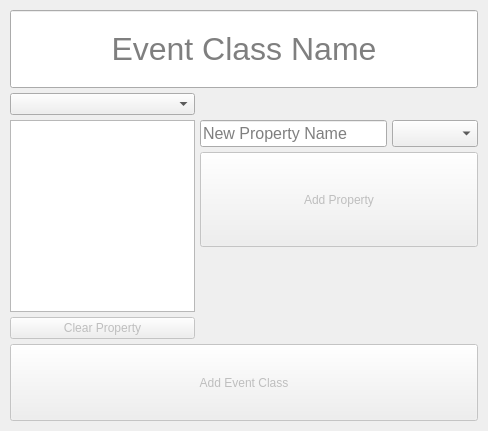
Leckatall/PyJournal, file new_event_class.ui: the form before one commit.
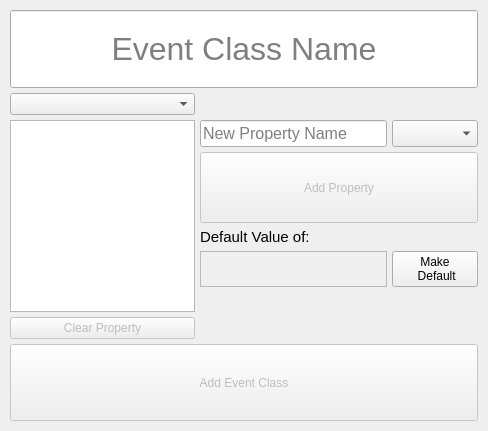
The form after the commit.

Commit message: Added support for default event properties.

Patch:
```diff
--- a/new_event_class.ui
+++ b/new_event_class.ui
@@ -131,7 +131,7 @@
     </widget>
    </item>
    <item row="2" column="1">
-    <layout class="QGridLayout" name="gridLayout_2" rowstretch="2,0,0" columnstretch="2,0">
+    <layout class="QGridLayout" name="gridLayout_2" rowstretch="2,0,0,0" columnstretch="2,0">
      <property name="leftMargin">
       <number>0</number>
      </property>
@@ -147,19 +147,45 @@
      <property name="spacing">
       <number>5</number>
      </property>
-     <item row="0" column="1">
-      <widget class="QComboBox" name="PropertyDataType">
+     <item row="0" column="0">
+      <widget class="QLineEdit" name="PropertyName">
        <property name="sizePolicy">
-        <sizepolicy hsizetype="Preferred" vsizetype="Minimum">
+        <sizepolicy hsizetype="Expanding" vsizetype="Maximum">
          <horstretch>0</horstretch>
          <verstretch>0</verstretch>
         </sizepolicy>
        </property>
+       <property name="font">
+        <font>
+         <pointsize>12</pointsize>
+        </font>
+       </property>
        <property name="placeholderText">
-        <string>Data Type</string>
+        <string>New Property Name</string>
        </property>
       </widget>
      </item>
+     <item row="3" column="0">
+      <widget class="QFrame" name="PropertyDefaultWidgetFrame">
+       <property name="sizePolicy">
+        <sizepolicy hsizetype="Preferred" vsizetype="MinimumExpanding">
+         <horstretch>0</horstretch>
+         <verstretch>0</verstretch>
+        </sizepolicy>
+       </property>
+       <property name="frameShape">
+        <enum>QFrame::Shape::StyledPanel</enum>
+       </property>
+       <property name="frameShadow">
+        <enum>QFrame::Shadow::Raised</enum>
+       </property>
+       <layout class="QVBoxLayout" name="verticalLayout">
+        <item>
+         <widget class="QWidget" name="widget" native="true"/>
+        </item>
+       </layout>
+      </widget>
+     </item>
      <item row="1" column="0" colspan="2">
       <widget class="QPushButton" name="AddProperty">
        <property name="enabled">
@@ -176,39 +202,49 @@
        </property>
       </widget>
      </item>
-     <item row="0" column="0">
-      <widget class="QLineEdit" name="PropertyName">
+     <item row="0" column="1">
+      <widget class="QComboBox" name="PropertyDataType">
        <property name="sizePolicy">
-        <sizepolicy hsizetype="Expanding" vsizetype="Maximum">
+        <sizepolicy hsizetype="Preferred" vsizetype="Minimum">
          <horstretch>0</horstretch>
          <verstretch>0</verstretch>
         </sizepolicy>
        </property>
-       <property name="font">
-        <font>
-         <pointsize>12</pointsize>
-        </font>
-       </property>
        <property name="placeholderText">
-        <string>New Property Name</string>
+        <string>Data Type</string>
+       </property>
+      </widget>
+     </item>
+     <item row="3" column="1">
+      <widget class="QPushButton" name="NewDefaultProperty">
+       <property name="sizePolicy">
+        <sizepolicy hsizetype="Minimum" vsizetype="MinimumExpanding">
+         <horstretch>0</horstretch>
+         <verstretch>0</verstretch>
+        </sizepolicy>
+       </property>
+       <property name="text">
+        <string>Make
+ Default</string>
        </property>
       </widget>
      </item>
      <item row="2" column="0" colspan="2">
-      <spacer name="verticalSpacer">
-       <property name="orientation">
-        <enum>Qt::Orientation::Vertical</enum>
+      <widget class="QLabel" name="DefaultPropertyLabel">
+       <property name="font">
+        <font>
+         <pointsize>11</pointsize>
+         <underline>false</underline>
+         <kerning>true</kerning>
+        </font>
        </property>
-       <property name="sizeType">
-        <enum>QSizePolicy::Policy::MinimumExpanding</enum>
+       <property name="text">
+        <string>Default Value of:</string>
        </property>
-       <property name="sizeHint" stdset="0">
-        <size>
-         <width>20</width>
-         <height>40</height>
-        </size>
+       <property name="textFormat">
+        <enum>Qt::TextFormat::MarkdownText</enum>
        </property>
-      </spacer>
+      </widget>
      </item>
     </layout>
    </item>
```
The commit also changes 3 other files.
